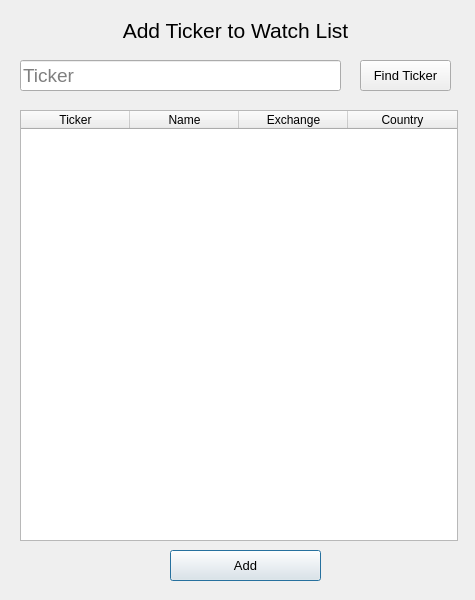
Qt form dialogWindow.ui (mimisanchelo/stock) before a commit.
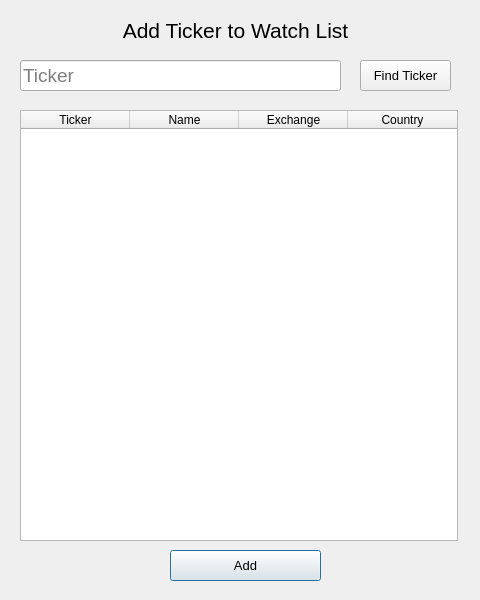
The same form after that commit.

The edit to the form file:
```diff
--- a/dialogWindow.ui
+++ b/dialogWindow.ui
@@ -6,10 +6,28 @@
    <rect>
     <x>0</x>
     <y>0</y>
-    <width>475</width>
+    <width>480</width>
     <height>600</height>
    </rect>
   </property>
+  <property name="sizePolicy">
+   <sizepolicy hsizetype="Fixed" vsizetype="Fixed">
+    <horstretch>0</horstretch>
+    <verstretch>0</verstretch>
+   </sizepolicy>
+  </property>
+  <property name="minimumSize">
+   <size>
+    <width>480</width>
+    <height>600</height>
+   </size>
+  </property>
+  <property name="maximumSize">
+   <size>
+    <width>480</width>
+    <height>600</height>
+   </size>
+  </property>
   <property name="windowTitle">
    <string>Dialog</string>
   </property>
```
Left out of the diff: 22 changed lines with no effect on the pictures.
